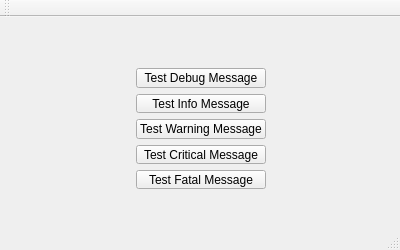
epw7856/Audit-Logging-System, file mainwindow.ui: the form before one commit.
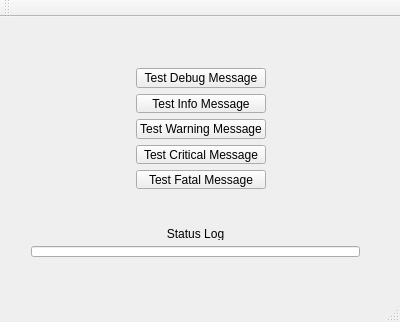
The form after the commit.

Commit message: Added status text to the main window and also resolved a bug with the log file count.

```diff
--- a/mainwindow.ui
+++ b/mainwindow.ui
@@ -7,7 +7,7 @@
     <x>0</x>
     <y>0</y>
     <width>400</width>
-    <height>250</height>
+    <height>322</height>
    </rect>
   </property>
   <property name="windowTitle">
@@ -119,6 +119,35 @@
      </item>
     </layout>
    </widget>
+   <widget class="QWidget" name="verticalLayoutWidget_2">
+    <property name="geometry">
+     <rect>
+      <x>20</x>
+      <y>200</y>
+      <width>351</width>
+      <height>51</height>
+     </rect>
+    </property>
+    <layout class="QVBoxLayout" name="verticalLayout_3">
+     <item>
+      <widget class="QLabel" name="label_2">
+       <property name="text">
+        <string>Status Log</string>
+       </property>
+       <property name="alignment">
+        <set>Qt::AlignCenter</set>
+       </property>
+      </widget>
+     </item>
+     <item>
+      <widget class="QLineEdit" name="statusLineEdit">
+       <property name="readOnly">
+        <bool>true</bool>
+       </property>
+      </widget>
+     </item>
+    </layout>
+   </widget>
   </widget>
   <widget class="QMenuBar" name="menuBar">
    <property name="geometry">
```
The commit also changes 5 other files.
